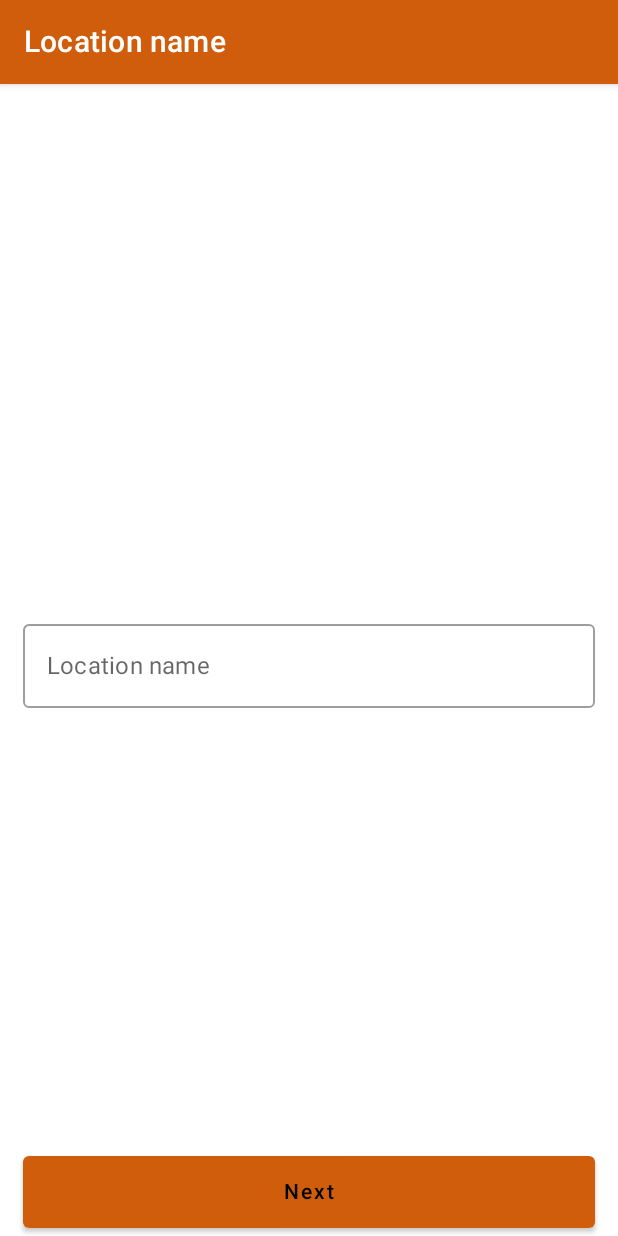
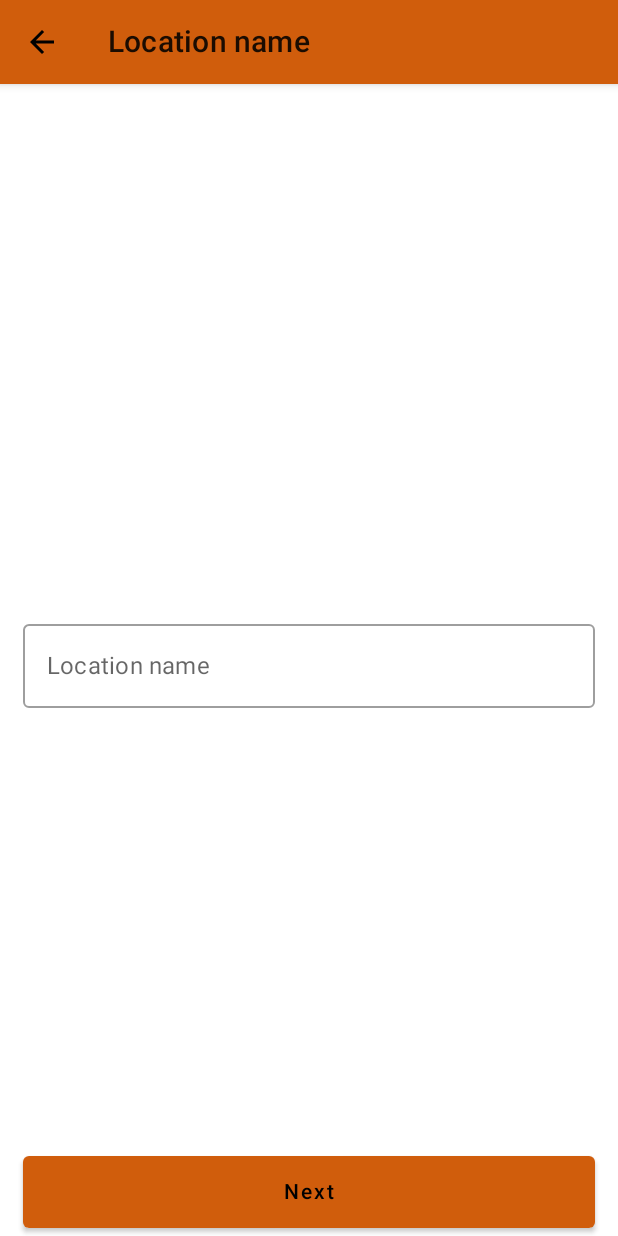
Before and after one commit to samandar-me/kojet, an Android app built with Jetpack Compose: the MapDetailScreen screen opened through its navigation route, on a phone screen of 412 x 824 dp. Run offline under Robolectric (Android 15) with nearby library versions, the phone set to English and light mode, and no system bars; our stand-ins replace Dagger/Hilt's generated code, accompanist; 1 statement that could not run was skipped.

Commit message:
Map Detail Completed

```diff
--- a/app/build.gradle
+++ b/app/build.gradle
@@ -102,4 +102,6 @@ dependencies {
     implementation "com.google.maps.android:maps-compose:1.0.0"
     implementation "androidx.lifecycle:lifecycle-viewmodel-compose:2.4.1"
     implementation "androidx.compose.material:material-icons-extended:$compose_ui_version"
+
+    implementation "com.google.accompanist:accompanist-swiperefresh:0.27.0"
 }
--- a/app/src/main/java/com/sdk/kojetdsr/presentation/bottom/detail/DetailScreen.kt
+++ b/app/src/main/java/com/sdk/kojetdsr/presentation/bottom/detail/DetailScreen.kt
@@ -24,8 +24,7 @@ fun DetailScreen(navHostController: NavHostController, title: String) {
             backgroundColor = Orange,
             navigationIcon = {
                 IconButton(
-                    onClick = { navHostController.popBackStack() },
-                    modifier = Modifier.weight(1f)
+                    onClick = { navHostController.popBackStack() }
                 ) {
                     Icon(
                         imageVector = Icons.Filled.ArrowBack,
--- a/app/src/main/java/com/sdk/kojetdsr/presentation/bottom/location/all/AllScreen.kt
+++ b/app/src/main/java/com/sdk/kojetdsr/presentation/bottom/location/all/AllScreen.kt
@@ -7,7 +7,6 @@ import com.sdk.kojetdsr.util.Graph
 
 @Composable
 fun AllScreen(navHostController: NavHostController) {
-    Button(onClick = { navHostController.navigate("${Graph.DETAILS}/Tashkent") }) {
 
-    }
 }
+//"${Graph.DETAILS}/Tashkent"
--- a/app/src/main/java/com/sdk/kojetdsr/presentation/map/MapDetailScreen.kt
+++ b/app/src/main/java/com/sdk/kojetdsr/presentation/map/MapDetailScreen.kt
@@ -29,7 +29,7 @@ fun MapDetailScreen(navHostController: NavHostController) {
     if (clicked) {
         LaunchedEffect(key1 = Unit) {
             navHostController.navigate(Graph.HOME) {
-                popUpTo("MAP_DETAIL") {
+                popUpTo(Graph.HOME) {
                     inclusive = true
                 }
             }
@@ -41,9 +41,20 @@ fun MapDetailScreen(navHostController: NavHostController) {
         topBar = {
             TopAppBar(
                 title = {
-                    Text(text = stringResource(id = R.string.location_name), color = Color.White)
+                    Text(text = stringResource(id = R.string.location_name))
                 },
-                backgroundColor = Orange
+                backgroundColor = Orange,
+                navigationIcon = {
+                    IconButton(
+                        onClick = { navHostController.popBackStack() }
+                    ) {
+                        Icon(
+                            imageVector = Icons.Filled.ArrowBack,
+                            contentDescription = "back",
+                            tint = Color.Black
+                        )
+                    }
+                }
             )
         },
         bottomBar = {
@@ -65,7 +76,7 @@ fun MapDetailScreen(navHostController: NavHostController) {
                 Text(text = "Next")
             }
         }
-    ) {
+    ) { padding ->
         Box(
             modifier = Modifier.fillMaxSize(),
             contentAlignment = Alignment.Center
--- a/data/src/main/java/com/sdk/data/local/database/WeatherDao.kt
+++ /dev/null
@@ -1,5 +0,0 @@
-package com.sdk.data.local.database
-
-class WeatherDao {
-
-}
--- a/data/src/main/java/com/sdk/data/local/entity/WeatherEntity.kt
+++ /dev/null
@@ -1,4 +0,0 @@
-package com.sdk.data.local.entity
-
-class WeatherEntity {
-}
--- a/settings.gradle
+++ b/settings.gradle
@@ -10,6 +10,7 @@ dependencyResolutionManagement {
     repositories {
         google()
         mavenCentral()
+        maven { url 'https://jitpack.io' }
     }
 }
 rootProject.name = "KojetDsr"
```
Also changed, not shown: app/src/main/java/com/sdk/kojetdsr/presentation/map/MapScreen.kt (+1 -6 lines), data/src/main/java/com/sdk/data/local/database/LocationNameDao.kt (added, +20 -0 lines), data/src/main/java/com/sdk/data/local/entity/LocationNameEntity.kt (added, +15 -0 lines).
